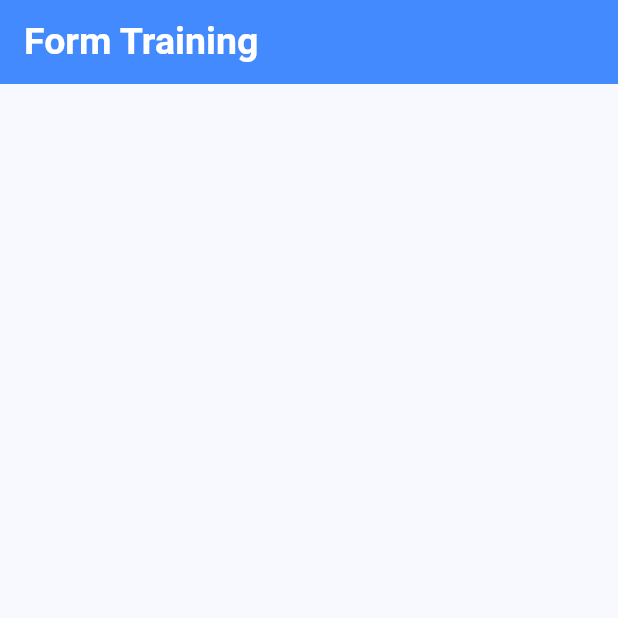
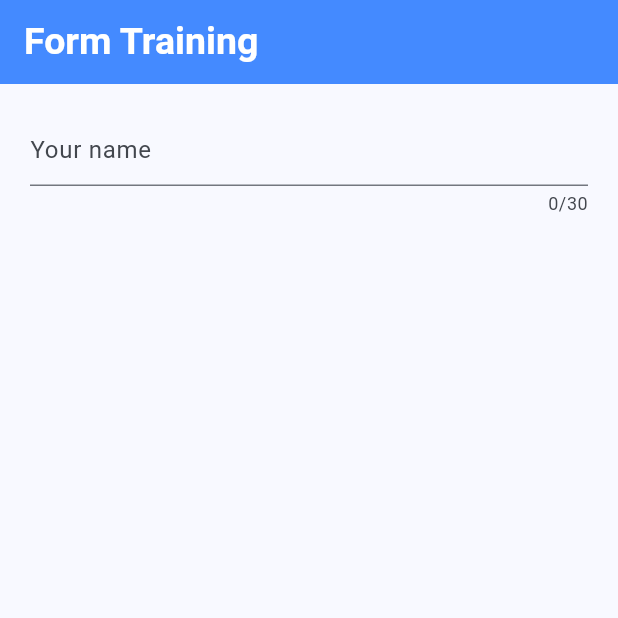
Before and after one commit to ushanwk/Flutter-Self-Learning-Room, a Flutter app: the screen it shows after launch, on a phone screen of 412 x 824 dp, the top half of it. Run offline on Flutter 3.47's test engine with Material 3 defaults, Android fonts, the light colour scheme and no system bars; our stand-ins replace device_preview.

Commit message:
Form developing

```diff
--- a/flutter_application_9/lib/form_screen.dart
+++ b/flutter_application_9/lib/form_screen.dart
@@ -8,6 +8,8 @@ class Form_Screen extends StatefulWidget {
 }
 
 class _Form_ScreenState extends State<Form_Screen> {
+  final GlobalKey<FormState> _formKey = GlobalKey<FormState>();
+
   @override
   Widget build(BuildContext context) {
     return Scaffold(
@@ -19,12 +21,28 @@ class _Form_ScreenState extends State<Form_Screen> {
               fontSize: 25, fontWeight: FontWeight.bold, color: Colors.white),
         )),
       ),
-      body: Container(
-        margin: const EdgeInsets.all(20),
-        child: const Column(
-          children: <Widget>[
-
-          ],
+      body: SingleChildScrollView(
+        child: Form(
+          key: _formKey,
+          child: Container(
+            margin: const EdgeInsets.all(20),
+            child: Column(
+              children: <Widget>[
+                TextFormField(
+                  maxLength: 30,
+                  decoration: const InputDecoration(
+                    hintText: 'Your name',
+                  ),
+                  validator: (text) {
+                    if (text!.isEmpty) {
+                      return 'Name can not be empty';
+                    }
+                    return null;
+                  },
+                ),
+              ],
+            ),
+          ),
         ),
       ),
     );
```
